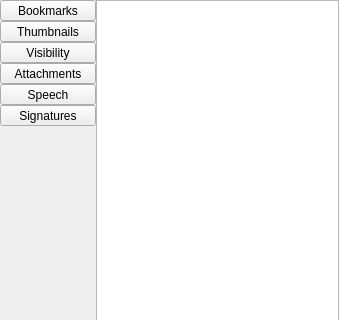
Above: Pdf4QtViewer/pdfsidebarwidget.ui from studio-berry/loop before the change; both pictures show x 0 to 339 and y 0 to 320 of the 339 by 584 pixel window. Below: the same form after it.
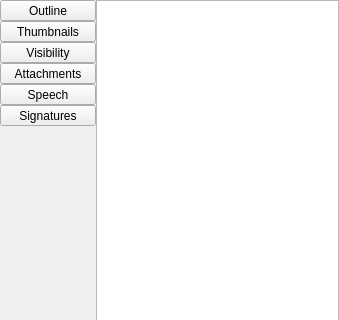
That is the form after the change. The open tabs and pages were chosen to show the change. Icons and pictures are not drawn.

Commit message: Issue #54: Rename bookmarks

Diff of the .ui file:
```diff
--- a/Pdf4QtViewer/pdfsidebarwidget.ui
+++ b/Pdf4QtViewer/pdfsidebarwidget.ui
@@ -42,7 +42,7 @@
         </font>
        </property>
        <property name="text">
-        <string>Bookmarks</string>
+        <string>Outline</string>
        </property>
        <property name="icon">
         <iconset resource="pdf4qtviewer.qrc">
```
Left out of the diff: 10 changed lines with no effect on the pictures. The commit also changes 18 other files.
